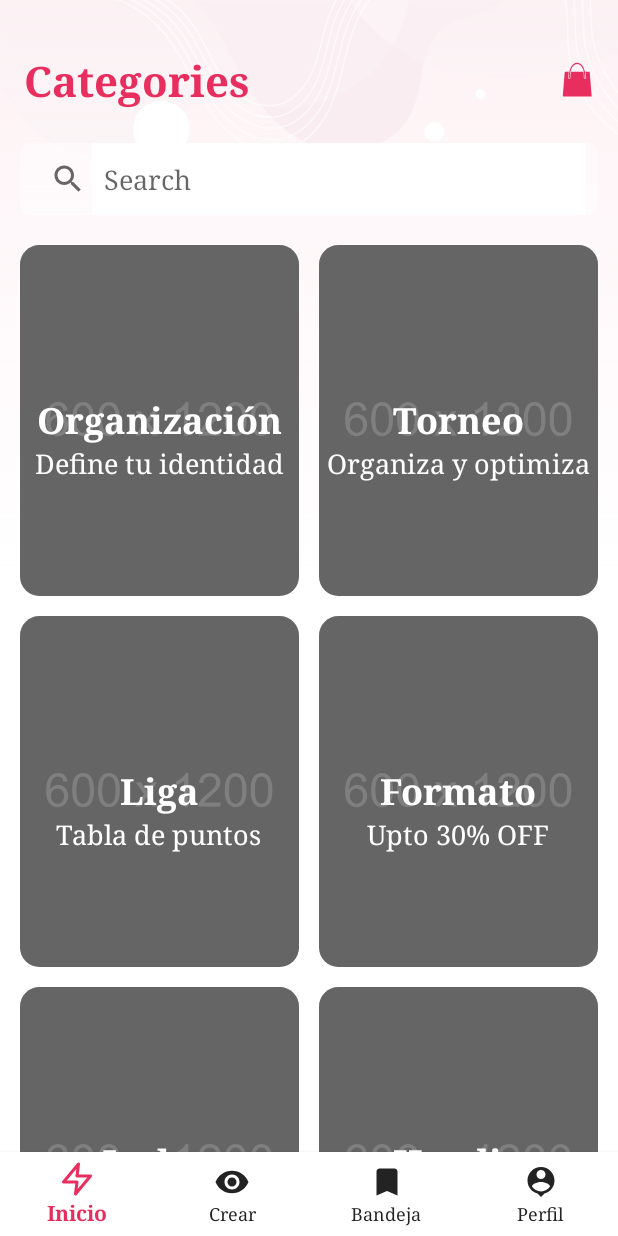
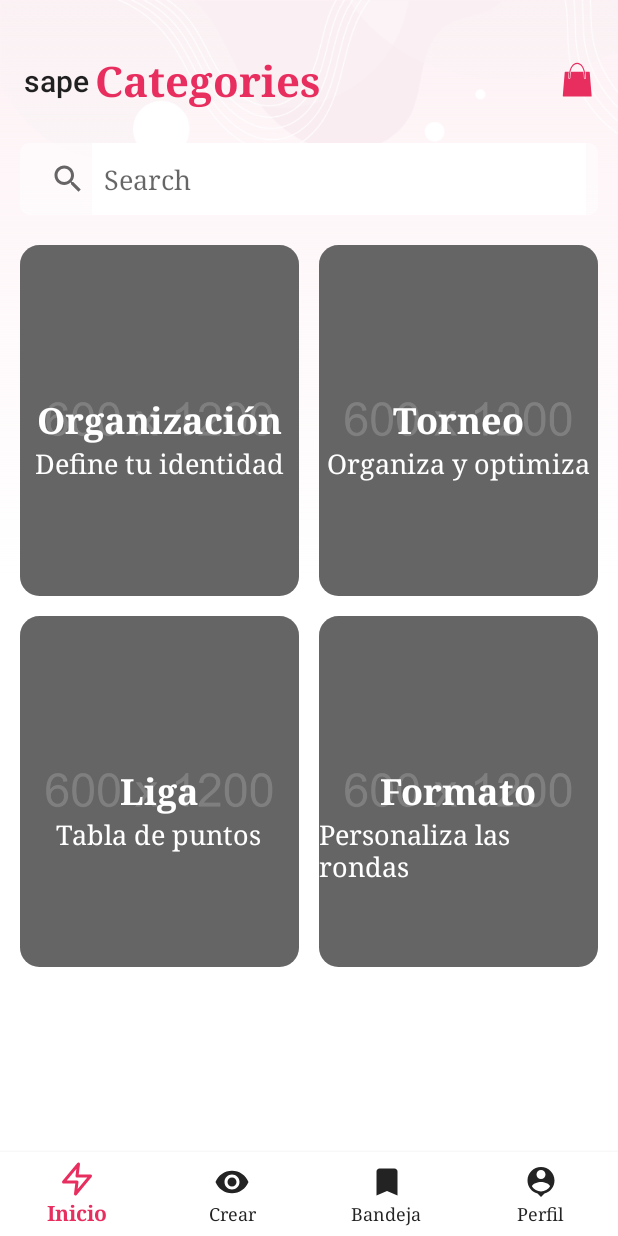
Before and after one commit to hhburgos/LaPinza, an Android app: the fragment BuyerShopFragment placed in its activity, on a phone screen of 412 x 824 dp. Run offline under Robolectric (Android 15) with nearby library versions, the phone set to English and light mode, and no system bars; our stand-ins replace sdp/ssp sizes.

Commit message:
listo pa k la lie el lucho

```diff
--- a/app/src/main/java/com/cninfotech/template/buyer/cart/ui/BuyerCartActivity.java
+++ b/app/src/main/java/com/cninfotech/template/buyer/cart/ui/BuyerCartActivity.java
@@ -46,7 +46,7 @@ public class BuyerCartActivity extends AppCompatActivity implements View.OnClick
 
         //Toolbar declaration
         Toolbar toolbar = findViewById(R.id.toolbar);
-        toolbar.setTitle("My Bag");
+        toolbar.setTitle("My Buag");
         setSupportActionBar(toolbar);
         toolbar.setTitleTextColor(Color.parseColor("#000000"));
         Objects.requireNonNull(getSupportActionBar()).setDisplayHomeAsUpEnabled(true);
@@ -85,7 +85,7 @@ public class BuyerCartActivity extends AppCompatActivity implements View.OnClick
     }
 
     private void makeWishList() {
-        Product product = new Product("Aamayra Fashion House Cream Woolen Kurti For Women",R.drawable.placeholder_small,"$4.99","M","Grey","$3.99","-10%");
+        Product product = new Product("FF Aamayra Fashion House Cream Woolen Kurti For Women",R.drawable.placeholder_small,"$4.99","M","Grey","$3.99","-10%");
         productList.add(product);
         product = new Product("Both Side Winter Fleece Zipper Jacket For Women's By Rc",R.drawable.placeholder_small,"$5.99","L","White","$3.99","-10%");
         productList.add(product);
--- a/app/src/main/java/com/cninfotech/template/buyer/dashboard/ui/BuyerShopFragment.java
+++ b/app/src/main/java/com/cninfotech/template/buyer/dashboard/ui/BuyerShopFragment.java
@@ -2,6 +2,7 @@ package com.cninfotech.template.buyer.dashboard.ui;
 
 import android.content.Intent;
 import android.os.Bundle;
+import android.util.Log;
 import android.view.LayoutInflater;
 import android.view.Menu;
 import android.view.MenuInflater;
@@ -10,6 +11,7 @@ import android.view.View;
 import android.view.ViewGroup;
 import android.view.Window;
 import android.view.WindowManager;
+import android.widget.Toast;
 
 import androidx.annotation.NonNull;
 import androidx.appcompat.widget.Toolbar;
@@ -49,7 +51,7 @@ public class BuyerShopFragment extends Fragment {
         window.setFlags(WindowManager.LayoutParams.FLAG_TRANSLUCENT_STATUS, WindowManager.LayoutParams.FLAG_TRANSLUCENT_STATUS);
 
         androidx.appcompat.widget.Toolbar toolbar = (Toolbar) view.findViewById(R.id.toolbar);
-        toolbar.setTitle("");
+        toolbar.setTitle("sape");
         ((BuyerDashboardActivity)getActivity()).setSupportActionBar(toolbar);
         setHasOptionsMenu(true);
 
@@ -72,14 +74,14 @@ public class BuyerShopFragment extends Fragment {
         categoryList.add(category);
         category = new Category("Liga", "Tabla de puntos", R.drawable.placeholder_large);
         categoryList.add(category);
-        category = new Category("Formato", "Upto 30% OFF", R.drawable.placeholder_large);
+        category = new Category("Formato", "Personaliza las rondas", R.drawable.placeholder_large);
         categoryList.add(category);
-        category = new Category("Jacket", "Upto 40% OFF", R.drawable.placeholder_large);
+        /*category = new Category("Jacket", "Upto 40% OFF", R.drawable.placeholder_large);
         categoryList.add(category);
         category = new Category("Hoodie", "Upto 20% OFF", R.drawable.placeholder_large);
         categoryList.add(category);
         category = new Category("Jockey", "Upto 10% OFF", R.drawable.placeholder_large);
-        categoryList.add(category);
+        categoryList.add(category);*/
         categoryAdapter.notifyDataSetChanged();
     }
     @Override
--- a/app/src/main/java/com/cninfotech/template/buyer/product/ui/BuyerParticularCategoryActivity.java
+++ b/app/src/main/java/com/cninfotech/template/buyer/product/ui/BuyerParticularCategoryActivity.java
@@ -201,7 +201,7 @@ public class BuyerParticularCategoryActivity extends AppCompatActivity implement
 
     private void topTrending() {
         productList.clear();
-        Product product = new Product("Both Side Winter Fleece Zipper Jacket For Women's By Rc", R.drawable.placeholder_large, "$34.99","#808080","$30.99","-10%",3);
+        Product product = new Product("Lokita Both Side Winter Fleece Zipper Jacket For Women's By Rc", R.drawable.placeholder_large, "$34.99","#808080","$30.99","-10%",3);
         productList.add(product);
         product = new Product("Aamayra Fashion House Cream Woolen Kurti For Women", R.drawable.placeholder_large, "$14.99","#808080","","",4.5f);
         productList.add(product);
```
Also changed, not shown: app/src/main/java/com/cninfotech/template/buyer/product/BuyerCategoryAdapter.java (+14 -3 lines).
